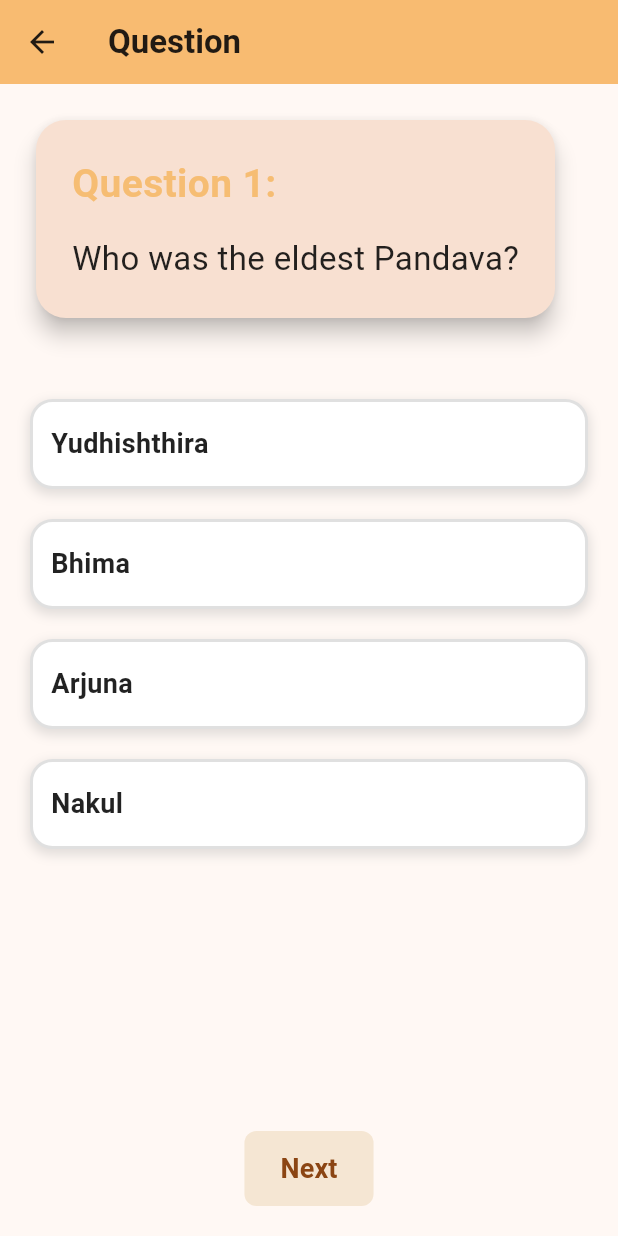
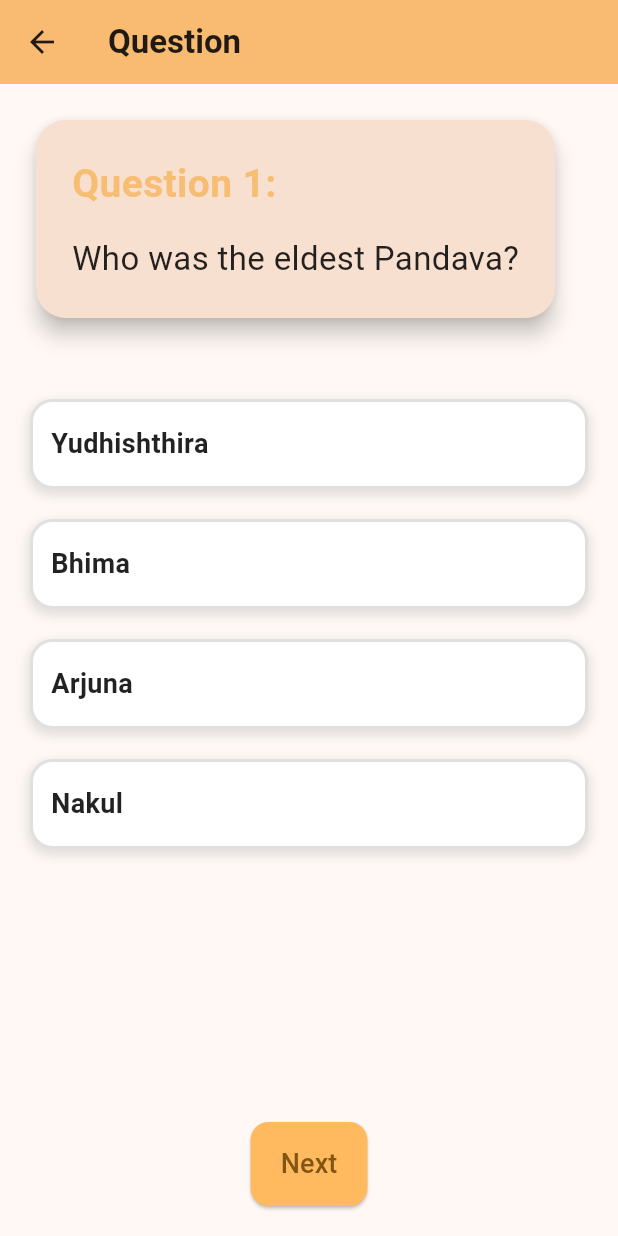
Before and after one commit to Nooberd-Incompat/chakravyuh-day-2, a Flutter app: the QuestionScreen screen opened directly, on a phone screen of 412 x 824 dp. Run offline on Flutter 3.47's test engine with Material 3 defaults, Android fonts, the phone set to English and light mode, and no system bars; missing offline and left inert: crossword.

Commit message:
screen codes update

```diff
--- a/lib/screens/floating_text_screen.dart
+++ b/lib/screens/floating_text_screen.dart
@@ -1,4 +1,5 @@
 import 'dart:math';
+import 'package:chakravyuh/screens/instruction_screen.dart';
 import 'package:chakravyuh/screens/team_id.dart';
 import 'package:chakravyuh/widgets/next_button.dart';
 import 'package:flutter/material.dart';
@@ -267,7 +268,7 @@ class _FloatingTextScreenState extends State<FloatingTextScreen>
             alignment: Alignment.bottomCenter, // Changed to bottomCenter
             child: Padding(
               padding: EdgeInsets.only(bottom: 32.0), // Added bottom padding
-              child: NextButton(nextScreen: TeamID(title: "this")),
+              child: NextButton(nextScreen: InstructionScreen(title: "Instructions")),
             ),
           ),
         ],
--- a/lib/screens/instruction_screen.dart
+++ b/lib/screens/instruction_screen.dart
@@ -12,7 +12,6 @@ class InstructionScreen extends StatefulWidget {
 }
 
 class _InstructionScreenState extends State<InstructionScreen> {
-  bool isButtonEnabled = true;
   @override
   Widget build(BuildContext context) {
     return Scaffold(
@@ -60,7 +59,6 @@ class _InstructionScreenState extends State<InstructionScreen> {
               const SizedBox(height: 30),
               NextButton(
               nextScreen: QuestionScreen(title:"Question"),
-              isEnabled: isButtonEnabled,
             ),
             ],
           ),
--- a/lib/screens/question_screen.dart
+++ b/lib/screens/question_screen.dart
@@ -1,6 +1,5 @@
 import 'package:flutter/material.dart';
 import 'package:chakravyuh/screens/crossword_screen.dart'; // Assuming this is your next screen
-import 'package:chakravyuh/widgets/next_button.dart'; // Import NextButton widget
 
 class QuestionScreen extends StatefulWidget {
   const QuestionScreen({super.key, required this.title});
@@ -22,11 +21,13 @@ class _QuestionScreenState extends State<QuestionScreen> {
 
   void _checkAnswer() {
     if (_selectedOption == correctAnswerIndex) {
+      // Navigate to another screen if the answer is correct
       Navigator.push(
         context,
-        MaterialPageRoute(builder: (context) => const CrosswordPage(title: "CROSSWORD")),
+        MaterialPageRoute(builder: (context) => const CrosswordPage(title:"CROSSWORD")), // Replace with your target screen
       );
     } else {
+      // Show a dialog if the answer is incorrect
       showDialog(
         context: context,
         builder: (context) => AlertDialog(
@@ -113,7 +114,7 @@ class _QuestionScreenState extends State<QuestionScreen> {
                       style: TextStyle(
                         fontSize: 18,
                         fontWeight: FontWeight.w600,
-                        color: _selectedOption == index ? const Color.fromARGB(255, 246, 189, 115) : Colors.black87,
+                        color: _selectedOption == index ? const Color.fromARGB(255, 246, 189, 115): Colors.black87,
                       ),
                     ),
                   ),
@@ -122,9 +123,14 @@ class _QuestionScreenState extends State<QuestionScreen> {
             ),
             const SizedBox(height: 10),
             Center(
-              child: NextButton(
-                nextScreen: const CrosswordPage(title: "CROSSWORD"),
-                isEnabled: _selectedOption == correctAnswerIndex,
+              child: ElevatedButton(
+                onPressed: _checkAnswer,
+                style: ElevatedButton.styleFrom(
+                  backgroundColor: Color.fromARGB(255, 255, 186, 96),
+                  padding: const EdgeInsets.symmetric(horizontal: 20, vertical: 15),
+                  shape: RoundedRectangleBorder(borderRadius: BorderRadius.circular(12)),
+                ),
+                child: const Text('Next', style: TextStyle(fontSize: 18)),
               ),
             ),
           ],
```
Also changed, not shown: lib/screens/crossword_screen.dart (+15 -5 lines).
